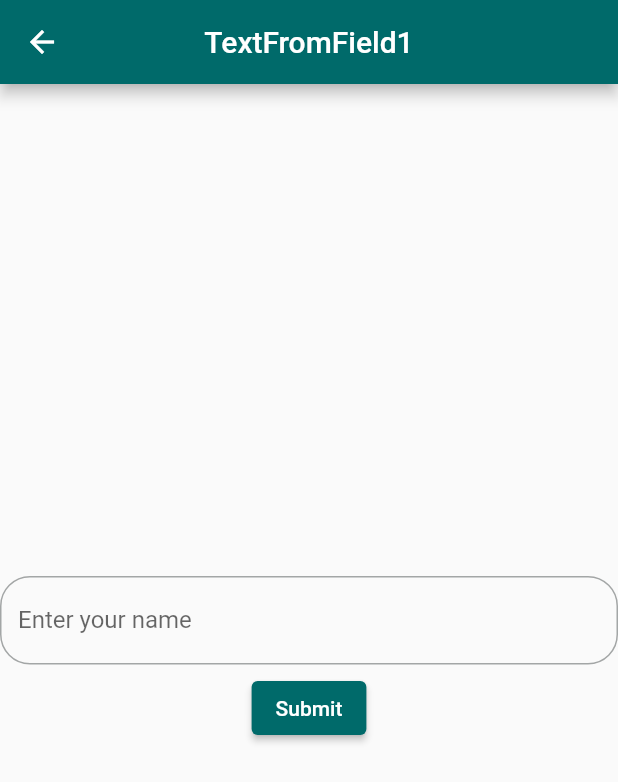
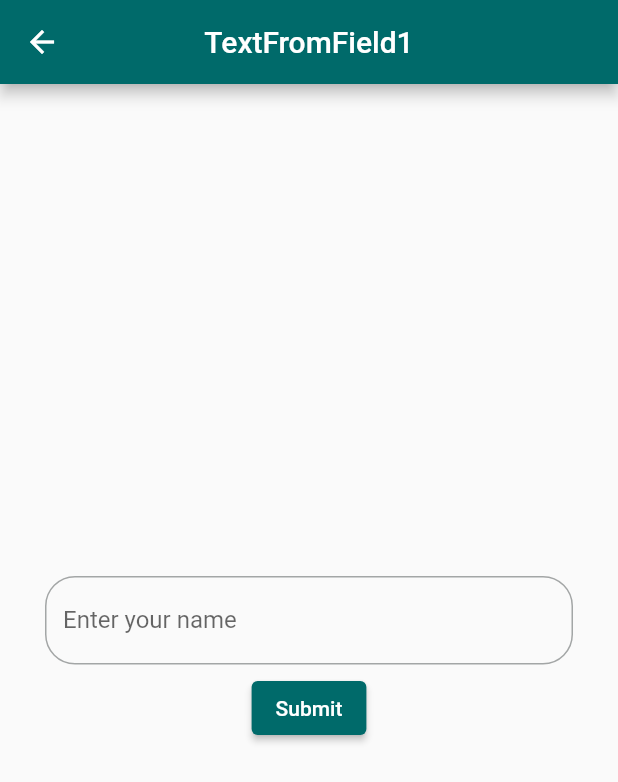
Before and after one commit to Maha6468/flutter_content_on_demand, a Flutter app: the TextFromField screen opened directly, on a phone screen of 412 x 824 dp. Shown: the top 782 px of the screen. Run offline on Flutter 3.47's test engine with Material 3 defaults, Android fonts, the phone set to English and light mode, and no system bars.

Commit message:
TextFormField er size, means padding

```diff
--- a/lib/practices/practices.dart
+++ b/lib/practices/practices.dart
@@ -24,7 +24,9 @@ class _TextFromFieldState extends State<TextFromField> {
           child: Column(
             mainAxisAlignment: MainAxisAlignment.center,
             children: [
-              TextFormField(
+              Padding(
+                padding: const EdgeInsets.only(left: 30,right: 30),
+                child: TextFormField(
 
                   validator: (value){
                     if (value == null || value.isEmpty){
@@ -46,6 +48,7 @@ class _TextFromFieldState extends State<TextFromField> {
                     )
                   ),
                 ),
+              ),
               SizedBox(height: 5,),
               ElevatedButton(onPressed: (){
                 if(_formKey.currentState!.validate()) {
```
Lines whose indentation alone changed are shown as unchanged.
